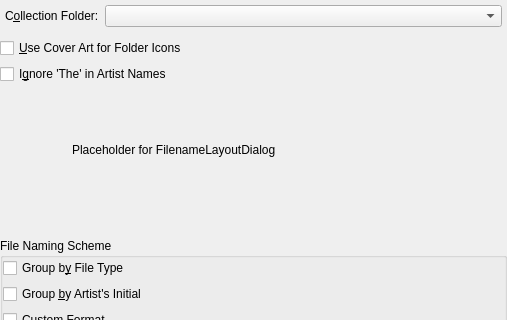
Before: the Qt Designer form src/collection/sqlcollection/OrganizeCollectionDialogBase.ui in KDE/amarok, drawn with Qt 5; both pictures show x 0 to 507 and y 0 to 320 of the 507 by 727 pixel window.
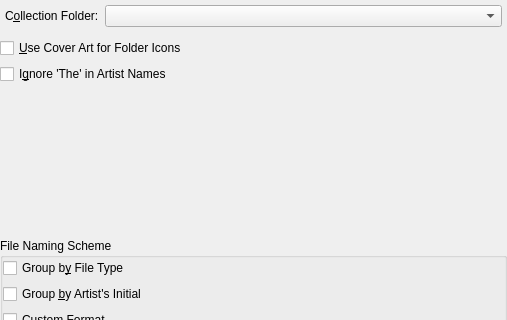
After: the same form once the commit is applied. Custom widgets are drawn as their Qt base class.

Commit message: Ladies and gentlemen, I give you the filename scheme interface, now integrated with OrganizeCollectionDialog! (It doesn't really work yet but it's there)

```diff
--- a/src/collection/sqlcollection/OrganizeCollectionDialogBase.ui
+++ b/src/collection/sqlcollection/OrganizeCollectionDialogBase.ui
@@ -359,19 +359,6 @@
        <verstretch>0</verstretch>
       </sizepolicy>
      </property>
-     <widget class="QLabel" name="label" >
-      <property name="geometry" >
-       <rect>
-        <x>72</x>
-        <y>50</y>
-        <width>371</width>
-        <height>20</height>
-       </rect>
-      </property>
-      <property name="text" >
-       <string>Placeholder for FilenameLayoutDialog</string>
-      </property>
-     </widget>
     </widget>
    </item>
   </layout>
```
The commit also changes 3 other files.
